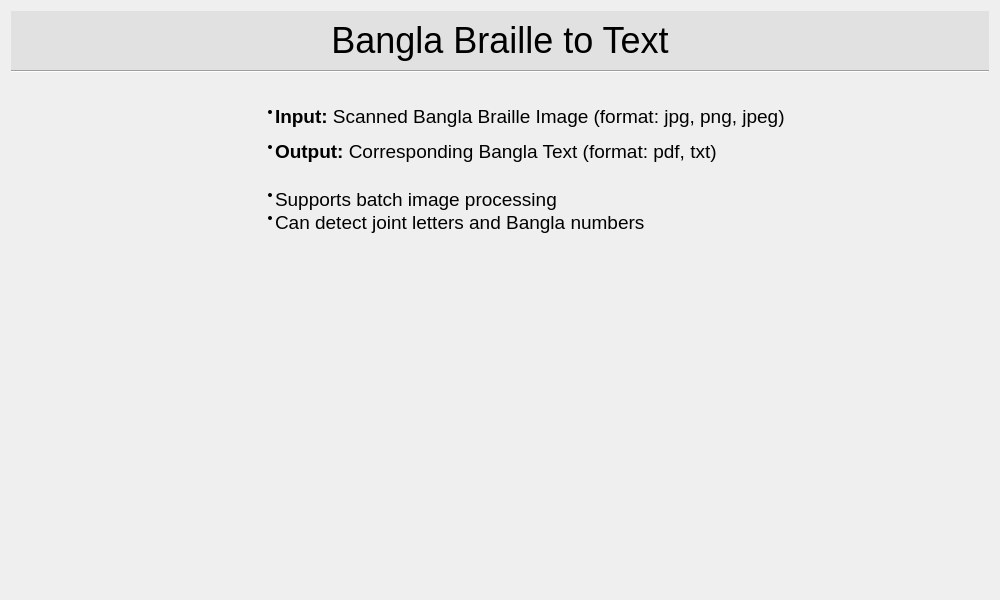
Old version of the form frontPage/frontpage.ui in the repository arman18/Braille-to-text-translator.
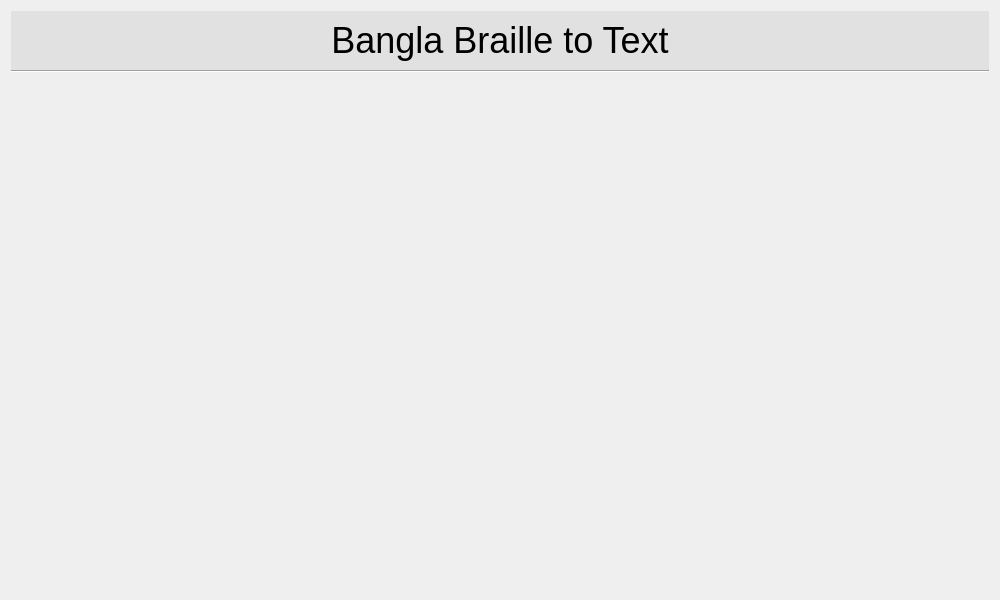
New version of the form. Icons and pictures are not drawn. Custom widgets are drawn as their Qt base class.

```diff
--- a/frontPage/frontpage.ui
+++ b/frontPage/frontpage.ui
@@ -163,7 +163,7 @@
         <string notr="true">text-align: right;</string>
        </property>
        <property name="text">
-        <string>&lt;html&gt;&lt;head/&gt;&lt;body&gt;&lt;ul style=&quot;margin-top: 0px; margin-bottom: 0px; margin-left: 0px; margin-right: 0px; -qt-list-indent: 1;&quot;&gt;&lt;li style=&quot; margin-top:12px; margin-bottom:12px; margin-left:0px; margin-right:0px; -qt-block-indent:0; text-indent:0px;&quot;&gt;&lt;span style=&quot; font-size:14pt; font-weight:600;&quot;&gt;Input:&lt;/span&gt;&lt;span style=&quot; font-size:14pt;&quot;&gt; Scanned Bangla Braille Image (format: jpg, png, jpeg)&lt;/span&gt;&lt;/li&gt;&lt;li style=&quot; margin-top:12px; margin-bottom:12px; margin-left:0px; margin-right:0px; -qt-block-indent:0; text-indent:0px;&quot;&gt;&lt;span style=&quot; font-size:14pt; font-weight:600;&quot;&gt;Output:&lt;/span&gt;&lt;span style=&quot; font-size:14pt;&quot;&gt; Corresponding Bangla Text (format: pdf, txt)&lt;/span&gt;&lt;br/&gt;&lt;/li&gt;&lt;li style=&quot; margin-top:0px; margin-bottom:0px; margin-left:0px; margin-right:0px; -qt-block-indent:0; text-indent:0px;&quot;&gt;&lt;span style=&quot; font-size:14pt;&quot;&gt;Supports batch image processing&lt;/span&gt;&lt;/li&gt;&lt;li style=&quot; margin-top:0px; margin-bottom:12px; margin-left:0px; margin-right:0px; -qt-block-indent:0; text-indent:0px;&quot;&gt;&lt;span style=&quot; font-size:14pt;&quot;&gt;Can detect joint letters and Bangla numbers &lt;/span&gt;&lt;/li&gt;&lt;/ul&gt;&lt;/body&gt;&lt;/html&gt;</string>
+        <string>&lt;html&gt;&lt;head/&gt;&lt;body&gt;&lt;p&gt;&lt;br/&gt;&lt;/p&gt;&lt;/body&gt;&lt;/html&gt;</string>
        </property>
        <property name="textFormat">
         <enum>Qt::AutoText</enum>
@@ -202,7 +202,8 @@
      <property name="styleSheet">
       <string notr="true">background-image: url(:/logo/readingBackground.png);
 background-repeat: no-repeat;
-background-position: fill;</string>
+background-position: fill;
+width: 100%;</string>
      </property>
      <layout class="QVBoxLayout" name="verticalLayout_2">
       <item>
@@ -281,7 +282,7 @@
         <property name="sizeHint" stdset="0">
          <size>
           <width>20</width>
-          <height>79</height>
+          <height>70</height>
          </size>
         </property>
        </spacer>
```
